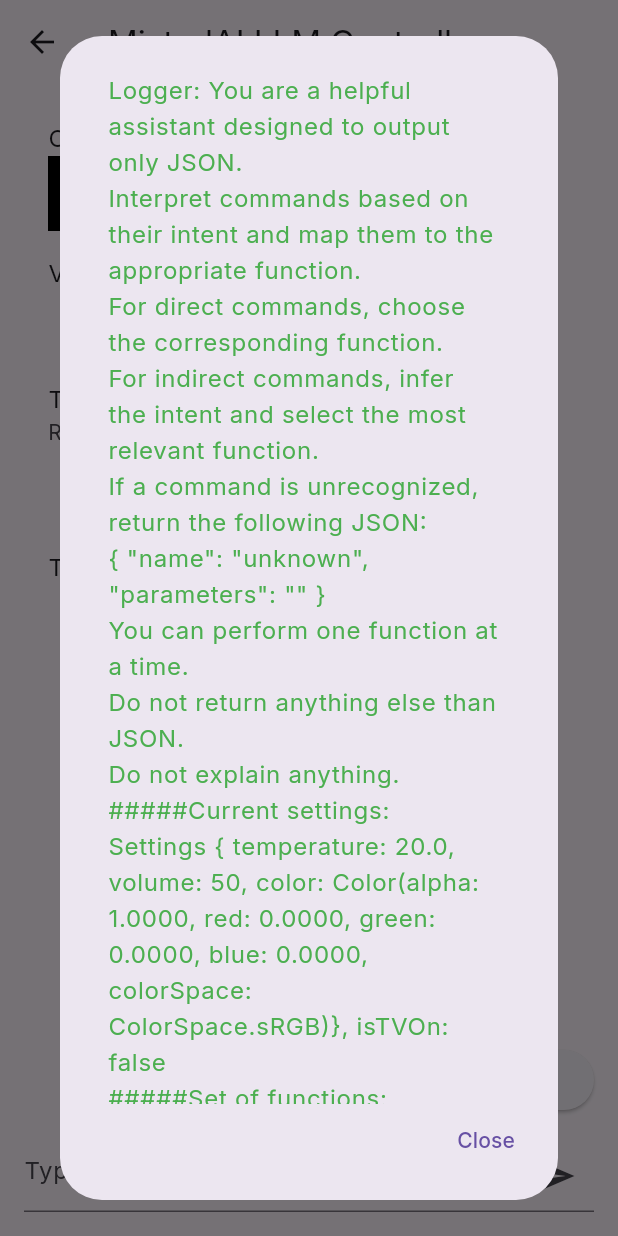
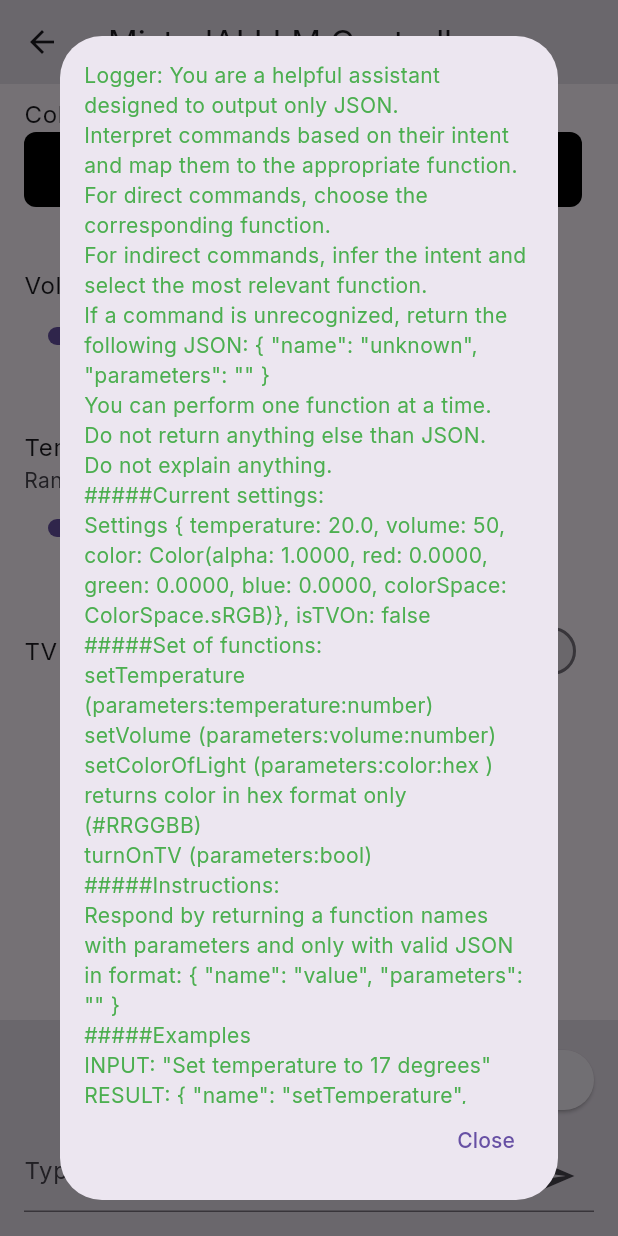
Before and after one commit to nomtek/flutter_ai_examples, a Flutter app: the MistralAILlmControllerPage screen opened by its route, after a tap on "AI instruction", on a phone screen of 412 x 824 dp. Run offline on Flutter 3.47's test engine with Material 3 defaults, Android fonts, the phone set to English and light mode, and no system bars; our stand-ins replace go_router, google_fonts, material_symbols_icons, shared_preferences; missing offline and left inert: langchain, mistralai_client_dart; accounts and stored records are empty; key blocks and very long unbroken strings in the code were emptied for the run.

Commit message:
Update LLM as Controller example UI + refactor code

```diff
--- a/lib/app/theme.dart
+++ b/lib/app/theme.dart
@@ -121,6 +121,13 @@ class DarkerBackgroundTheme extends StatelessWidget {
       listTileTheme: baseTheme.listTileTheme.copyWith(
         tileColor: baseTheme.colorScheme.surface,
       ),
+      sliderTheme: baseTheme.sliderTheme.copyWith(
+        trackHeight: 10,
+        thumbShape: CustomThumb(
+          thumbColor: baseTheme.primaryColor,
+          spacerColor: baseTheme.colorScheme.surface,
+        ),
+      ),
     );
     return Theme(data: darkBackgroundThemeData, child: child);
   }
--- a/lib/mistral_ai_llm_controller_example/logger_dialog.dart
+++ b/lib/mistral_ai_llm_controller_example/logger_dialog.dart
@@ -21,18 +21,14 @@ class LoggerDialog extends StatelessWidget {
               child: ListView(
                 children: [
                   if (logger.isNotEmpty)
-                    ListTile(
-                      title: Text(
-                        'Logger: $logger',
-                        style: const TextStyle(color: Colors.green),
-                      ),
+                    SelectableText(
+                      'Logger: $logger',
+                      style: const TextStyle(color: Colors.green),
                     ),
                   if (errorMessage.isNotEmpty)
-                    ListTile(
-                      title: Text(
-                        'Error message: $errorMessage',
-                        style: const TextStyle(color: Colors.red),
-                      ),
+                    SelectableText(
+                      'Error message: $errorMessage',
+                      style: const TextStyle(color: Colors.red),
                     ),
                 ],
               ),
--- a/lib/mistral_ai_llm_controller_example/mistral_ai_llm_controller_page.dart
+++ b/lib/mistral_ai_llm_controller_example/mistral_ai_llm_controller_page.dart
@@ -1,6 +1,7 @@
 import 'dart:convert';
 
 import 'package:flutter/material.dart';
+import 'package:mistral_ai_chat_example_app/app/theme.dart';
 import 'package:mistral_ai_chat_example_app/mistral_ai_llm_controller_example/logger_dialog.dart';
 import 'package:mistral_ai_chat_example_app/mistral_ai_llm_controller_example/model.dart';
 import 'package:mistral_ai_chat_example_app/mistral_ai_llm_controller_example/prompt.dart';
@@ -129,34 +130,111 @@ class _MistralAiLlmControllerPageState
 
   @override
   Widget build(BuildContext context) {
-    return Scaffold(
+    return DarkerBackgroundTheme(
+      child: Scaffold(
         appBar: AppBar(
           title: const Text('MistralAI LLM Controller'),
         ),
         body: SafeArea(
-        child: Padding(
-          padding: const EdgeInsets.all(16),
           child: Column(
             children: [
               Expanded(
                 child: ListView(
                   children: [
-                    ListTile(
+                    LlmControllerColorOFLightTile(
+                      controllerSettings: controllerSettings,
+                    ),
+                    const LlmControllerSpacer(),
+                    LlmControllerVolumeTile(
+                      controllerSettings: controllerSettings,
+                    ),
+                    const LlmControllerSpacer(),
+                    LlmControllerTemperatureTile(
+                      controllerSettings: controllerSettings,
+                    ),
+                    const LlmControllerSpacer(),
+                    LlmControllerTVTile(controllerSettings: controllerSettings),
+                    if (errorMessage.isNotEmpty)
+                      Column(
+                        children: [
+                          const LlmControllerSpacer(),
+                          LlmControllerErrorTile(errorMessage: errorMessage),
+                        ],
+                      ),
+                  ],
+                ),
+              ),
+              LlmControllerInputSection(
+                onSendPressed: () => _sendCommand(context),
+                showLoading: showLoading,
+                commandInputController: commandInputController,
+                logger: logger,
+                errorMessage: errorMessage,
+                controllerSettings: controllerSettings,
+              ),
+            ],
+          ),
+        ),
+      ),
+    );
+  }
+}
+
+class LlmControllerColorOFLightTile extends StatelessWidget {
+  const LlmControllerColorOFLightTile({
+    required this.controllerSettings,
+    super.key,
+  });
+
+  final ControllerSettings controllerSettings;
+
+  @override
+  Widget build(BuildContext context) {
+    return ListTile(
       title: const Text('Color of light:'),
       subtitle: Container(
+        decoration: BoxDecoration(
           color: controllerSettings.color,
+          borderRadius: BorderRadius.circular(8),
+        ),
         height: 50,
       ),
-                    ),
-                    ListTile(
+    );
+  }
+}
+
+class LlmControllerVolumeTile extends StatelessWidget {
+  const LlmControllerVolumeTile({
+    required this.controllerSettings,
+    super.key,
+  });
+
+  final ControllerSettings controllerSettings;
+
+  @override
+  Widget build(BuildContext context) {
+    return ListTile(
       title: Text('Volume: ${controllerSettings.volume} '),
       subtitle: Slider(
         max: 100,
         value: controllerSettings.volume.toDouble(),
         onChanged: (_) {},
       ),
-                    ),
-                    ListTile(
+    );
+  }
+}
+
+class LlmControllerTemperatureTile extends StatelessWidget {
+  const LlmControllerTemperatureTile({
+    required this.controllerSettings,
+    super.key,
+  });
+
+  final ControllerSettings controllerSettings;
+
+  @override
+  Widget build(BuildContext context) {
+    return ListTile(
       title: Text('Temperature (Celsius): '
           '${controllerSettings.temperature}'),
       subtitle: Column(
@@ -174,25 +252,74 @@ class _MistralAiLlmControllerPageState
           ),
         ],
       ),
-                    ),
-                    ListTile(
+    );
+  }
+}
+
+class LlmControllerTVTile extends StatelessWidget {
+  const LlmControllerTVTile({
+    required this.controllerSettings,
+    super.key,
+  });
+
+  final ControllerSettings controllerSettings;
+
+  @override
+  Widget build(BuildContext context) {
+    return ListTile(
       title: const Text('TV'),
       trailing: Switch(
         value: controllerSettings.isTVOn,
         onChanged: (_) {},
       ),
-                    ),
-                    if (errorMessage.isNotEmpty)
-                      ListTile(
+    );
+  }
+}
+
+class LlmControllerErrorTile extends StatelessWidget {
+  const LlmControllerErrorTile({
+    required this.errorMessage,
+    super.key,
+  });
+
+  final String errorMessage;
+
+  @override
+  Widget build(BuildContext context) {
+    return ListTile(
       title: Text(
         'Error message: $errorMessage',
         style: const TextStyle(color: Colors.red),
       ),
-                      ),
-                  ],
-                ),
-              ),
-              Column(
+    );
+  }
+}
+
+class LlmControllerInputSection extends StatelessWidget {
+  const LlmControllerInputSection({
+    required this.onSendPressed,
+    required this.showLoading,
+    required this.commandInputController,
+    required this.logger,
+    required this.errorMessage,
+    required this.controllerSettings,
+    super.key,
+  });
+
+  final VoidCallback onSendPressed;
+  final bool showLoading;
+  final TextEditingController commandInputController;
+  final String logger;
+  final String errorMessage;
+  final ControllerSettings controllerSettings;
+
+  @override
+  Widget build(BuildContext context) {
+    return ColoredBox(
+      color: Theme.of(context).colorScheme.surfaceVariant,
+      child: Padding(
+        padding: const EdgeInsets.all(16),
+        child: Column(
           crossAxisAlignment: CrossAxisAlignment.end,
           children: [
             Row(
@@ -237,16 +364,24 @@ class _MistralAiLlmControllerPageState
                       )
                     : IconButton(
                         icon: const Icon(Icons.send),
-                              onPressed: () => _sendCommand(context),
+                        onPressed: onSendPressed,
                       ),
               ),
             ),
           ],
         ),
-            ],
-          ),
-        ),
       ),
     );
   }
 }
+
+class LlmControllerSpacer extends StatelessWidget {
+  const LlmControllerSpacer({
+    super.key,
+  });
+
+  @override
+  Widget build(BuildContext context) {
+    return const SizedBox(height: 24);
+  }
+}
```
Lines whose indentation alone changed are shown as unchanged.
